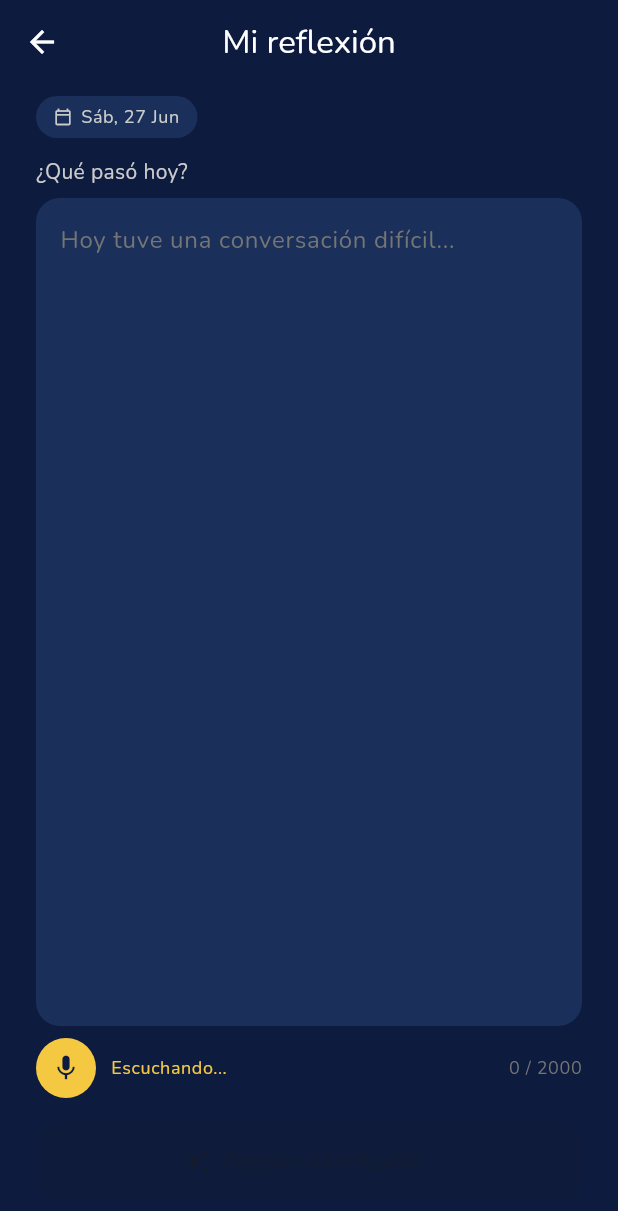
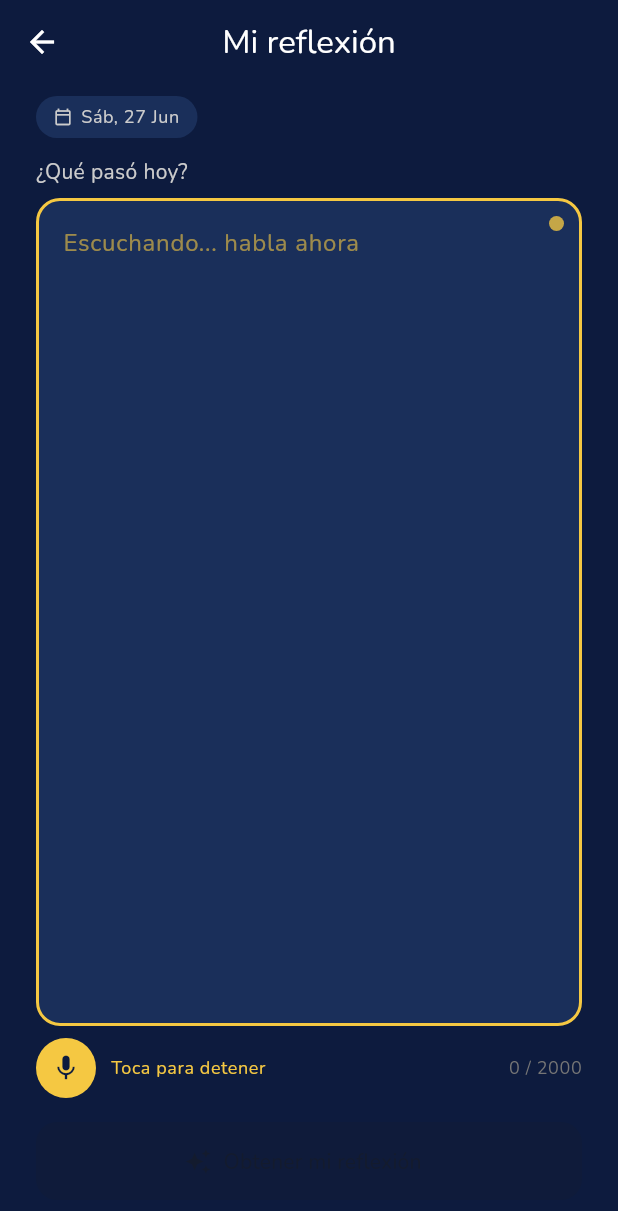
Before and after one commit to Reflectaos/reflecta-daily, a Flutter app: the ReflectionPage screen opened by its route, after a tap on "Habla en lugar de escribir", on a phone screen of 412 x 824 dp. Shown: the top 1211 px of the screen. Run offline on Flutter 3.47's test engine with Material 3 defaults, Android fonts, the phone set to English and light mode, and no system bars; our stand-ins replace cloud_firestore, equatable, firebase_auth, firebase_core, flutter_dotenv, flutter_riverpod and 3 more; accounts and stored records are empty.

Commit message:
feat: voz real con speech_to_text — dictado en tiempo real

```diff
--- a/lib/features/daily_reflection/presentation/pages/reflection_page.dart
+++ b/lib/features/daily_reflection/presentation/pages/reflection_page.dart
@@ -1,6 +1,7 @@
 import 'package:flutter/material.dart';
 import 'package:flutter_riverpod/flutter_riverpod.dart';
 import 'package:go_router/go_router.dart';
+import 'package:speech_to_text/speech_to_text.dart';
 import '../../../../core/router/app_router.dart';
 import '../../../../core/theme/app_theme.dart';
 import '../../../../core/constants/app_constants.dart';
@@ -14,12 +15,58 @@ class ReflectionPage extends ConsumerStatefulWidget {
 
 class _ReflectionPageState extends ConsumerState<ReflectionPage> {
   final _controller = TextEditingController();
-  bool _isListening = false;
+  final _speech     = SpeechToText();
+
+  bool _isListening    = false;
+  bool _speechReady    = false;
+  String _liveWords    = '';
 
   @override
-  void dispose() {
-    _controller.dispose();
-    super.dispose();
+  void initState() {
+    super.initState();
+    _initSpeech();
+  }
+
+  Future<void> _initSpeech() async {
+    final available = await _speech.initialize(
+      onError:  (e) => setState(() => _isListening = false),
+      onStatus: (s) {
+        if (s == 'done' || s == 'notListening') {
+          setState(() => _isListening = false);
+        }
+      },
+    );
+    setState(() => _speechReady = available);
+  }
+
+  Future<void> _toggleVoice() async {
+    if (!_speechReady) {
+      ScaffoldMessenger.of(context).showSnackBar(
+        const SnackBar(content: Text('Micrófono no disponible en este dispositivo')),
+      );
+      return;
+    }
+
+    if (_isListening) {
+      await _speech.stop();
+      setState(() => _isListening = false);
+    } else {
+      setState(() { _isListening = true; _liveWords = ''; });
+      await _speech.listen(
+        localeId: 'es_MX',
+        listenFor: const Duration(minutes: 2),
+        pauseFor:  const Duration(seconds: 4),
+        onResult: (result) {
+          setState(() {
+            _liveWords = result.recognizedWords;
+            _controller.text = _liveWords;
+            _controller.selection = TextSelection.fromPosition(
+              TextPosition(offset: _controller.text.length),
+            );
+          });
+        },
+      );
+    }
   }
 
   Future<void> _submit() async {
@@ -30,15 +77,23 @@ class _ReflectionPageState extends ConsumerState<ReflectionPage> {
       );
       return;
     }
+    if (_isListening) await _speech.stop();
     await ref.read(reflectionProvider.notifier).generate(text);
     if (mounted) context.push(AppRoutes.result, extra: {'userInput': text});
   }
 
   @override
+  void dispose() {
+    _speech.stop();
+    _controller.dispose();
+    super.dispose();
+  }
+
+  @override
   Widget build(BuildContext context) {
-    final state = ref.watch(reflectionProvider);
+    final state     = ref.watch(reflectionProvider);
     final isLoading = state.status == ReflectionStatus.loading;
-    final chars = _controller.text.length;
+    final chars     = _controller.text.length;
 
     return Scaffold(
       backgroundColor: AppColors.navyBlue,
@@ -62,42 +117,64 @@ class _ReflectionPageState extends ConsumerState<ReflectionPage> {
               Text('¿Qué pasó hoy?',
                 style: Theme.of(context).textTheme.bodyMedium?.copyWith(color: AppColors.grey300)),
               const SizedBox(height: 8),
+
+              // Textarea
               Expanded(
-                child: Container(
+                child: AnimatedContainer(
+                  duration: const Duration(milliseconds: 200),
                   decoration: BoxDecoration(
                     color: AppColors.navyLight,
                     borderRadius: BorderRadius.circular(16),
+                    border: _isListening
+                      ? Border.all(color: AppColors.gold, width: 2)
+                      : Border.all(color: Colors.transparent, width: 2),
                   ),
-                  child: TextField(
+                  child: Stack(
+                    children: [
+                      TextField(
                         controller: _controller,
-                    maxLines: null,
-                    expands: true,
-                    maxLength: AppConstants.maxReflectionChars,
+                        maxLines:   null,
+                        expands:    true,
+                        maxLength:  AppConstants.maxReflectionChars,
                         style: Theme.of(context).textTheme.bodyLarge?.copyWith(color: AppColors.white),
                         decoration: InputDecoration(
-                      hintText: 'Hoy tuve una conversación difícil...',
-                      hintStyle: const TextStyle(color: AppColors.grey600),
+                          hintText: _isListening
+                            ? 'Escuchando... habla ahora'
+                            : 'Hoy tuve una conversación difícil...',
+                          hintStyle: TextStyle(
+                            color: _isListening ? AppColors.gold.withOpacity(0.6) : AppColors.grey600),
                           border: InputBorder.none,
                           contentPadding: const EdgeInsets.all(16),
                           counterText: '',
                         ),
                         onChanged: (_) => setState(() {}),
                       ),
+                      // Indicador de escucha
+                      if (_isListening)
+                        Positioned(
+                          top: 10, right: 10,
+                          child: _PulsingDot(),
+                        ),
+                    ],
+                  ),
                 ),
               ),
               const SizedBox(height: 8),
+
               Row(
                 mainAxisAlignment: MainAxisAlignment.spaceBetween,
                 children: [
                   _VoiceButton(
                     isListening: _isListening,
-                    onTap: () => setState(() => _isListening = !_isListening),
+                    speechReady: _speechReady,
+                    onTap: _toggleVoice,
                   ),
                   Text('$chars / ${AppConstants.maxReflectionChars}',
                     style: Theme.of(context).textTheme.bodySmall?.copyWith(color: AppColors.grey600)),
                 ],
               ),
               const SizedBox(height: 16),
+
               ElevatedButton.icon(
                 onPressed: isLoading || chars < AppConstants.minReflectionChars ? null : _submit,
                 icon: isLoading
@@ -114,10 +191,47 @@ class _ReflectionPageState extends ConsumerState<ReflectionPage> {
   }
 }
 
+// ── Widgets auxiliares ────────────────────────────────────
+
+class _PulsingDot extends StatefulWidget {
+  @override
+  State<_PulsingDot> createState() => _PulsingDotState();
+}
+
+class _PulsingDotState extends State<_PulsingDot>
+    with SingleTickerProviderStateMixin {
+  late final AnimationController _ctrl;
+  late final Animation<double> _anim;
+
+  @override
+  void initState() {
+    super.initState();
+    _ctrl = AnimationController(
+      vsync: this,
+      duration: const Duration(milliseconds: 800),
+    )..repeat(reverse: true);
+    _anim = Tween(begin: 0.4, end: 1.0).animate(_ctrl);
+  }
+
+  @override
+  void dispose() { _ctrl.dispose(); super.dispose(); }
+
+  @override
+  Widget build(BuildContext context) {
+    return FadeTransition(
+      opacity: _anim,
+      child: Container(
+        width: 10, height: 10,
+        decoration: const BoxDecoration(color: AppColors.gold, shape: BoxShape.circle),
+      ),
+    );
+  }
+}
+
 class _DateChip extends StatelessWidget {
   @override
   Widget build(BuildContext context) {
-    final now = DateTime.now();
+    final now    = DateTime.now();
     final days   = ['Lun','Mar','Mié','Jue','Vie','Sáb','Dom'];
     final months = ['Ene','Feb','Mar','Abr','May','Jun','Jul','Ago','Sep','Oct','Nov','Dic'];
     final label  = '${days[now.weekday - 1]}, ${now.day} ${months[now.month - 1]}';
@@ -127,7 +241,8 @@ class _DateChip extends StatelessWidget {
       child: Row(mainAxisSize: MainAxisSize.min, children: [
         const Icon(Icons.calendar_today_outlined, size: 12, color: AppColors.grey300),
         const SizedBox(width: 6),
-        Text(label, style: Theme.of(context).textTheme.bodySmall?.copyWith(color: AppColors.grey300)),
+        Text(label,
+          style: Theme.of(context).textTheme.bodySmall?.copyWith(color: AppColors.grey300)),
       ]),
     );
   }
@@ -135,8 +250,13 @@ class _DateChip extends StatelessWidget {
 
 class _VoiceButton extends StatelessWidget {
   final bool isListening;
+  final bool speechReady;
   final VoidCallback onTap;
-  const _VoiceButton({required this.isListening, required this.onTap});
+  const _VoiceButton({
+    required this.isListening,
+    required this.speechReady,
+    required this.onTap,
+  });
 
   @override
   Widget build(BuildContext context) {
@@ -152,13 +272,17 @@ class _VoiceButton extends StatelessWidget {
           ),
           child: Icon(
             isListening ? Icons.mic : Icons.mic_none_outlined,
-            color: isListening ? AppColors.navyBlue : AppColors.gold,
+            color: isListening ? AppColors.navyBlue : (speechReady ? AppColors.gold : AppColors.grey600),
             size: 20,
           ),
         ),
         const SizedBox(width: 10),
         Text(
-          isListening ? 'Escuchando...' : 'Habla en lugar de escribir',
+          isListening
+            ? 'Toca para detener'
+            : speechReady
+              ? 'Habla en lugar de escribir'
+              : 'Micrófono no disponible',
           style: Theme.of(context).textTheme.bodySmall?.copyWith(
             color: isListening ? AppColors.gold : AppColors.grey600),
         ),
```
Lines whose indentation alone changed are shown as unchanged.
